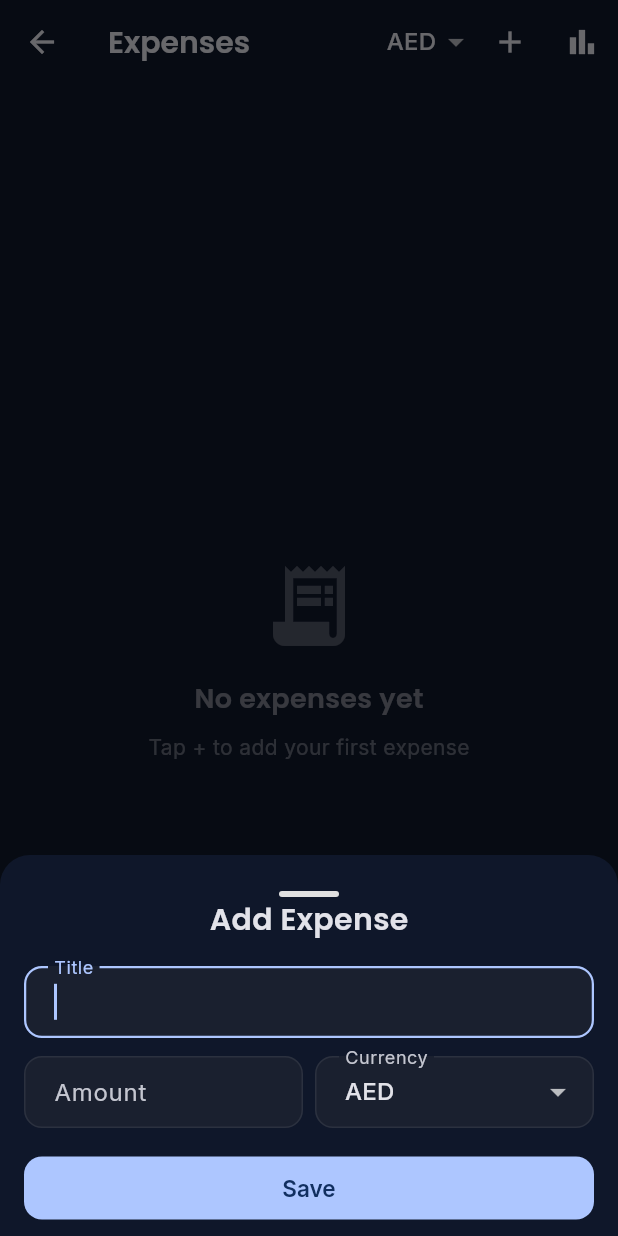
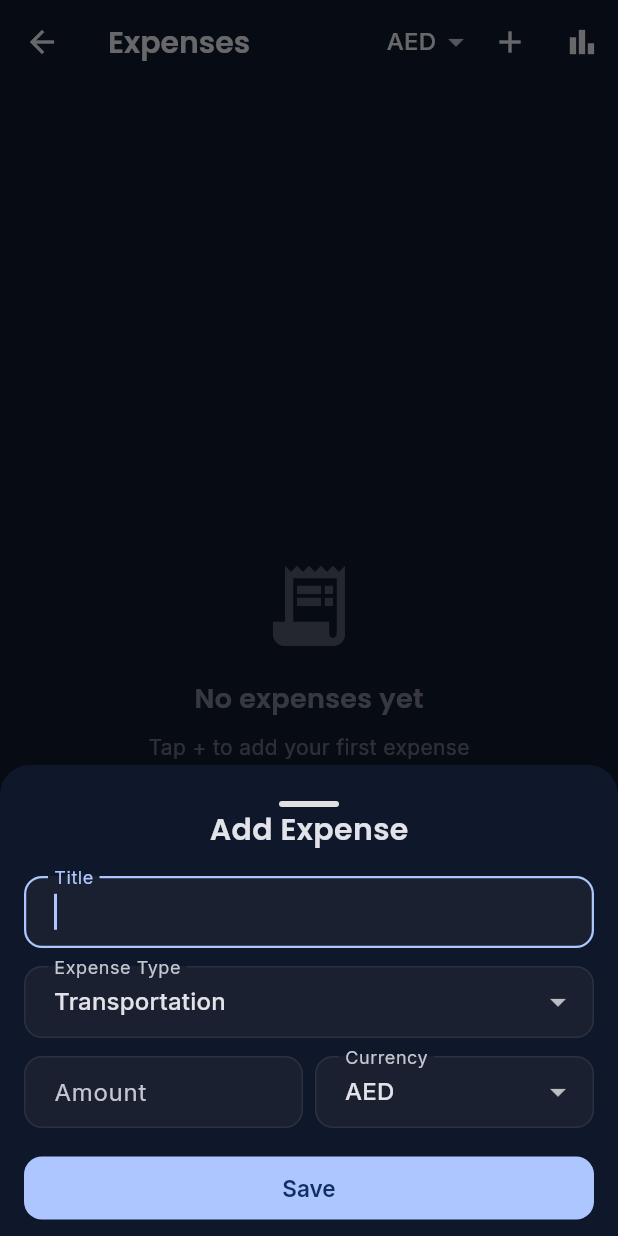
Before and after one commit to Snsmjalzaabi/Travel-planner, a Flutter app: the ExpensesScreen screen opened directly, after a tap on the "add" icon, on a phone screen of 412 x 824 dp. Run offline on Flutter 3.47's test engine with Material 3 defaults, Android fonts, the phone set to English and light mode, and no system bars; our stand-ins replace flutter_local_notifications, google_fonts, image_picker, permission_handler, shared_preferences, sqflite and 1 more; accounts and stored records are empty.

Commit message:
Add expense categories and other comments

```diff
--- a/foxory_mobile/lib/ui/expenses_screen.dart
+++ b/foxory_mobile/lib/ui/expenses_screen.dart
@@ -35,10 +35,26 @@ class _ExpensesScreenState extends State<ExpensesScreen> {
     await _refreshConvertedAmounts();
   }
 
-  void _add() {
-    final titleCtrl = TextEditingController();
-    final amountCtrl = TextEditingController();
-    String currency = 'AED';
+  static const _expenseCategories = [
+    'transportation',
+    'food',
+    'accommodation',
+    'activities',
+    'shopping',
+    'groceries',
+    'other',
+  ];
+
+  void _add() => _showExpenseForm();
+
+  void _showExpenseForm({Expense? expense}) {
+    final titleCtrl = TextEditingController(text: expense?.title ?? '');
+    final amountCtrl = TextEditingController(
+      text: expense == null ? '' : expense.amount.toStringAsFixed(2),
+    );
+    final otherCommentCtrl = TextEditingController(text: expense?.notes ?? '');
+    String currency = expense?.currency ?? 'AED';
+    String category = _normalizeCategory(expense?.category ?? 'transportation');
     final db = DatabaseHelper();
     final currencyService = CurrencyService();
 
@@ -50,7 +66,8 @@ class _ExpensesScreenState extends State<ExpensesScreen> {
       builder: (ctx) => Padding(
         padding: EdgeInsets.only(bottom: MediaQuery.of(ctx).viewInsets.bottom, top: 16, left: 16, right: 16),
         child: StatefulBuilder(
-          builder: (context, setModalState) => Column(
+          builder: (context, setModalState) => SingleChildScrollView(
+            child: Column(
               mainAxisSize: MainAxisSize.min,
               children: [
                 Container(
@@ -59,29 +76,60 @@ class _ExpensesScreenState extends State<ExpensesScreen> {
                   margin: const EdgeInsets.only(top: 8),
                   decoration: BoxDecoration(color: Colors.grey.shade300, borderRadius: BorderRadius.circular(2)),
                 ),
-              Text('Add Expense', style: GoogleFonts.poppins(fontSize: 20, fontWeight: FontWeight.w600)),
+                Text(
+                  expense == null ? 'Add Expense' : 'Edit Expense',
+                  style: GoogleFonts.poppins(fontSize: 20, fontWeight: FontWeight.w600),
+                ),
                 const SizedBox(height: 16),
                 TextField(
                   controller: titleCtrl,
                   decoration: const InputDecoration(labelText: 'Title', border: OutlineInputBorder()),
-                autofocus: true,
+                  autofocus: expense == null,
                 ),
+                const SizedBox(height: 12),
+                DropdownButtonFormField<String>(
+                  initialValue: category,
+                  decoration: const InputDecoration(
+                    labelText: 'Expense Type',
+                    border: OutlineInputBorder(),
+                  ),
+                  items: _expenseCategories
+                      .map((c) => DropdownMenuItem(value: c, child: Text(_categoryLabel(c))))
+                      .toList(),
+                  onChanged: (v) {
+                    if (v != null) setModalState(() => category = v);
+                  },
+                ),
+                if (category == 'other') ...[
+                  const SizedBox(height: 12),
+                  TextField(
+                    controller: otherCommentCtrl,
+                    decoration: const InputDecoration(
+                      labelText: 'Comment for Other',
+                      hintText: 'Example: visa fee, gift, emergency item...',
+                      border: OutlineInputBorder(),
+                    ),
+                    maxLines: 2,
+                  ),
+                ],
                 const SizedBox(height: 12),
                 Row(
                   children: [
                     Expanded(
                       child: TextField(
                         controller: amountCtrl,
-                      decoration: const InputDecoration(labelText: 'Amount'),
+                        decoration: const InputDecoration(labelText: 'Amount', border: OutlineInputBorder()),
                         keyboardType: const TextInputType.numberWithOptions(decimal: true),
                       ),
                     ),
                     const SizedBox(width: 8),
                     Expanded(
                       child: DropdownButtonFormField<String>(
-                      value: currency,
-                      decoration: const InputDecoration(labelText: 'Currency'),
-                      items: ['AED', 'USD', 'EUR', 'GBP', 'SAR', 'INR'].map((c) => DropdownMenuItem(value: c, child: Text(c))).toList(),
+                        initialValue: currency,
+                        decoration: const InputDecoration(labelText: 'Currency', border: OutlineInputBorder()),
+                        items: ['AED', 'USD', 'EUR', 'GBP', 'SAR', 'INR']
+                            .map((c) => DropdownMenuItem(value: c, child: Text(c)))
+                            .toList(),
                         onChanged: (v) => v != null ? setModalState(() => currency = v) : null,
                       ),
                     ),
@@ -94,32 +142,45 @@ class _ExpensesScreenState extends State<ExpensesScreen> {
                     onPressed: () async {
                       if (!mounted) return;
                       final title = titleCtrl.text.trim();
-                    final amountStr = amountCtrl.text.trim();
+                      final amountStr = amountCtrl.text.trim().replaceAll(',', '');
+                      final otherComment = otherCommentCtrl.text.trim();
                       if (title.isEmpty || amountStr.isEmpty) return;
+                      if (category == 'other' && otherComment.isEmpty) {
+                        ScaffoldMessenger.of(context).showSnackBar(
+                          const SnackBar(content: Text('Add a comment when using Other')),
+                        );
+                        return;
+                      }
 
                       final amount = double.tryParse(amountStr);
                       if (amount == null || amount <= 0) return;
 
                       final baseAmount = await currencyService.convert(amount, currency, 'USD');
-
                       final now = DateTime.now().toIso8601String();
                       final row = {
                         'title': title,
-                      'category': 'other',
+                        'category': category,
                         'amount': amount,
                         'currency': currency,
                         'base_amount': baseAmount,
-                      'date': now,
-                      'created_at': now,
+                        'date': expense?.date.toIso8601String() ?? now,
+                        'notes': category == 'other' ? otherComment : null,
+                        'created_at': expense?.createdAt.toIso8601String() ?? now,
                         'updated_at': now,
                         'sync_enabled': 1,
                       };
+
+                      if (expense?.id == null) {
                         await db.insert('expenses', row);
+                      } else {
+                        await db.update('expenses', row, where: 'id = ?', whereArgs: [expense!.id]);
+                      }
+
                       if (!mounted) return;
                       Navigator.pop(ctx);
-                    _load();
+                      await _load();
                     },
-                  child: const Text('Save'),
+                    child: Text(expense == null ? 'Save' : 'Update'),
                   ),
                 ),
                 const SizedBox(height: 8),
@@ -127,8 +188,27 @@ class _ExpensesScreenState extends State<ExpensesScreen> {
             ),
           ),
         ),
+      ),
     );
   }
+
+  Future<void> _deleteExpense(Expense expense) async {
+    final confirmed = await showDialog<bool>(
+      context: context,
+      builder: (ctx) => AlertDialog(
+        title: const Text('Delete expense?'),
+        content: Text('Delete "${expense.title}"?'),
+        actions: [
+          TextButton(onPressed: () => Navigator.pop(ctx, false), child: const Text('Cancel')),
+          ElevatedButton(onPressed: () => Navigator.pop(ctx, true), child: const Text('Delete')),
+        ],
+      ),
+    );
+    if (confirmed != true || expense.id == null) return;
+    await DatabaseHelper().delete('expenses', where: 'id = ?', whereArgs: [expense.id]);
+    await _load();
+  }
+
 
   @override
   Widget build(BuildContext context) {
@@ -206,12 +286,17 @@ class _ExpensesScreenState extends State<ExpensesScreen> {
           overflow: TextOverflow.ellipsis,
         ),
         subtitle: Text(
-          expense.merchant ?? expense.category,
+          expense.category == 'other' && (expense.notes?.isNotEmpty ?? false)
+              ? '${_categoryLabel(expense.category)} • ${expense.notes}'
+              : _categoryLabel(expense.category),
           style: GoogleFonts.inter(fontSize: 12, color: Colors.grey.shade500),
           maxLines: 1,
           overflow: TextOverflow.ellipsis,
         ),
-        trailing: Column(
+        trailing: Row(
+          mainAxisSize: MainAxisSize.min,
+          children: [
+            Column(
               mainAxisSize: MainAxisSize.min,
               crossAxisAlignment: CrossAxisAlignment.end,
               children: [
@@ -226,7 +311,21 @@ class _ExpensesScreenState extends State<ExpensesScreen> {
                   ),
               ],
             ),
-        onTap: () {},
+            PopupMenuButton<String>(
+              icon: const Icon(Icons.more_vert, size: 20),
+              onSelected: (value) {
+                if (value == 'edit') _showExpenseForm(expense: expense);
+                if (value == 'delete') _deleteExpense(expense);
+              },
+              itemBuilder: (_) => const [
+                PopupMenuItem(value: 'edit', child: Text('Edit')),
+                PopupMenuItem(value: 'delete', child: Text('Delete')),
+              ],
+            ),
+          ],
+        ),
+        onTap: () => _showExpenseForm(expense: expense),
+        onLongPress: () => _deleteExpense(expense),
       ),
     );
   }
@@ -351,13 +450,43 @@ class _ExpensesScreenState extends State<ExpensesScreen> {
     return const SizedBox();
   }
 
+  static String _categoryLabel(String category) {
+    switch (category) {
+      case 'transportation':
+        return 'Transportation';
+      case 'food':
+        return 'Food';
+      case 'accommodation':
+        return 'Accommodation';
+      case 'activities':
+        return 'Activities';
+      case 'shopping':
+        return 'Shopping';
+      case 'groceries':
+        return 'Groceries';
+      case 'other':
+        return 'Other';
+      default:
+        return category.isEmpty ? 'Other' : category;
+    }
+  }
+
+  String _normalizeCategory(String category) {
+    final c = category.toLowerCase().trim();
+    if (c == 'transport') return 'transportation';
+    if (_expenseCategories.contains(c)) return c;
+    return 'other';
+  }
+
   Color _categoryColor(String cat) {
     switch (cat.toLowerCase()) {
       case 'food': return Colors.orange;
-      case 'transport': return Colors.blue;
+      case 'transport':
+      case 'transportation': return Colors.blue;
       case 'accommodation': return Colors.purple;
       case 'activities': return Colors.green;
       case 'shopping': return Colors.pink;
+      case 'groceries': return Colors.teal;
       default: return Colors.grey;
     }
   }
@@ -365,10 +494,12 @@ class _ExpensesScreenState extends State<ExpensesScreen> {
   IconData _categoryIcon(String cat) {
     switch (cat.toLowerCase()) {
       case 'food': return Icons.restaurant;
-      case 'transport': return Icons.directions_car;
+      case 'transport':
+      case 'transportation': return Icons.directions_car;
       case 'accommodation': return Icons.hotel;
       case 'activities': return Icons.event;
       case 'shopping': return Icons.shopping_bag;
+      case 'groceries': return Icons.local_grocery_store;
       default: return Icons.receipt;
     }
   }
@@ -451,10 +582,12 @@ class _PieChartPainter extends CustomPainter {
   Color _categoryColor(String cat) {
     switch (cat.toLowerCase()) {
       case 'food': return Colors.orange;
-      case 'transport': return Colors.blue;
+      case 'transport':
+      case 'transportation': return Colors.blue;
       case 'accommodation': return Colors.purple;
       case 'activities': return Colors.green;
       case 'shopping': return Colors.pink;
+      case 'groceries': return Colors.teal;
       default: return Colors.grey;
     }
   }
```
Lines whose indentation alone changed are shown as unchanged.
